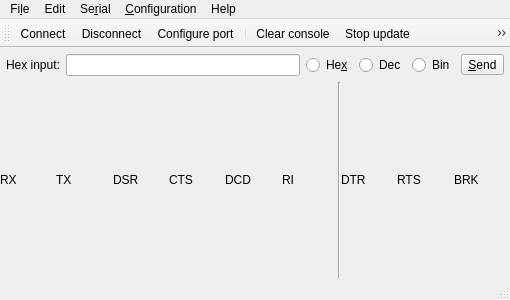
The window that mainwindow.ui (ivanovp/iserterm) describes before a commit, drawn with Qt 5.
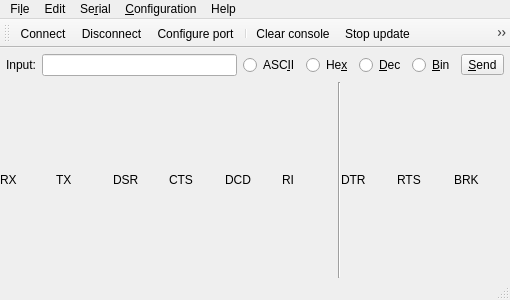
The same window after the commit. Icons and pictures are not drawn.

Commit message: Skeleton of Multistring class was added. IDs set for hex/dec button group.

Patch:
```diff
--- a/mainwindow.ui
+++ b/mainwindow.ui
@@ -59,13 +59,23 @@
         <item>
          <widget class="QLabel" name="sendLabel">
           <property name="text">
-           <string>Hex input:</string>
+           <string>Input:</string>
           </property>
          </widget>
         </item>
         <item>
          <widget class="QLineEdit" name="sendLineEdit"/>
         </item>
+        <item>
+         <widget class="QRadioButton" name="asciiRadioButton">
+          <property name="text">
+           <string>ASC&amp;II</string>
+          </property>
+          <attribute name="buttonGroup">
+           <string notr="true">sendButtonGroup</string>
+          </attribute>
+         </widget>
+        </item>
         <item>
          <widget class="QRadioButton" name="hexRadioButton">
           <property name="text">
@@ -79,7 +89,7 @@
         <item>
          <widget class="QRadioButton" name="decRadioButton">
           <property name="text">
-           <string>Dec</string>
+           <string>&amp;Dec</string>
           </property>
           <attribute name="buttonGroup">
            <string notr="true">sendButtonGroup</string>
@@ -89,7 +99,7 @@
         <item>
          <widget class="QRadioButton" name="binRadioButton">
           <property name="text">
-           <string>Bin</string>
+           <string>&amp;Bin</string>
           </property>
           <attribute name="buttonGroup">
            <string notr="true">sendButtonGroup</string>
```
Left out of the diff: 1 changed line with no effect on the pictures. The commit also changes 16 other files.
